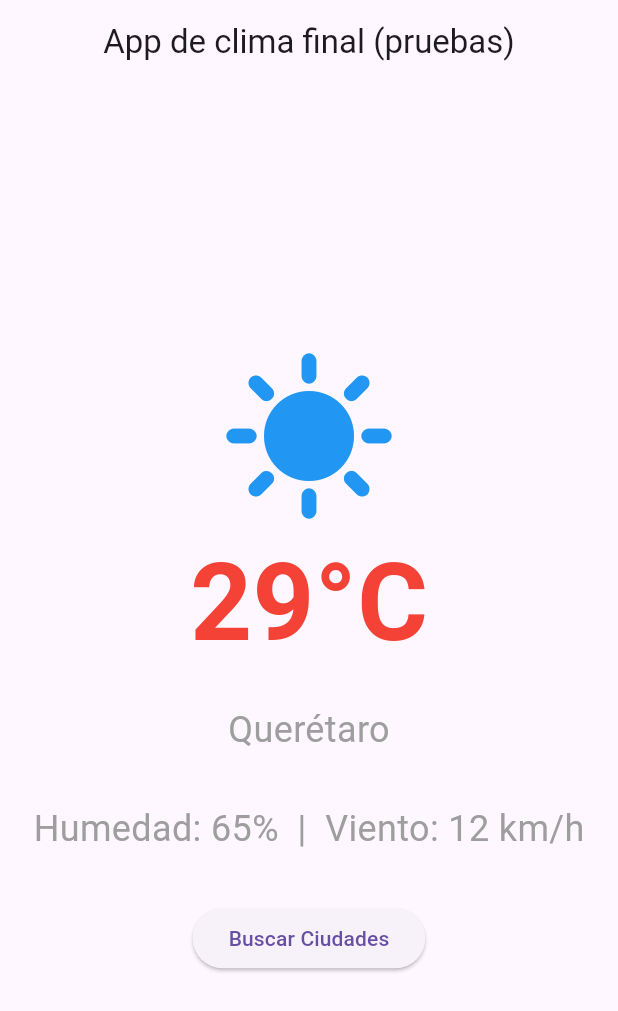
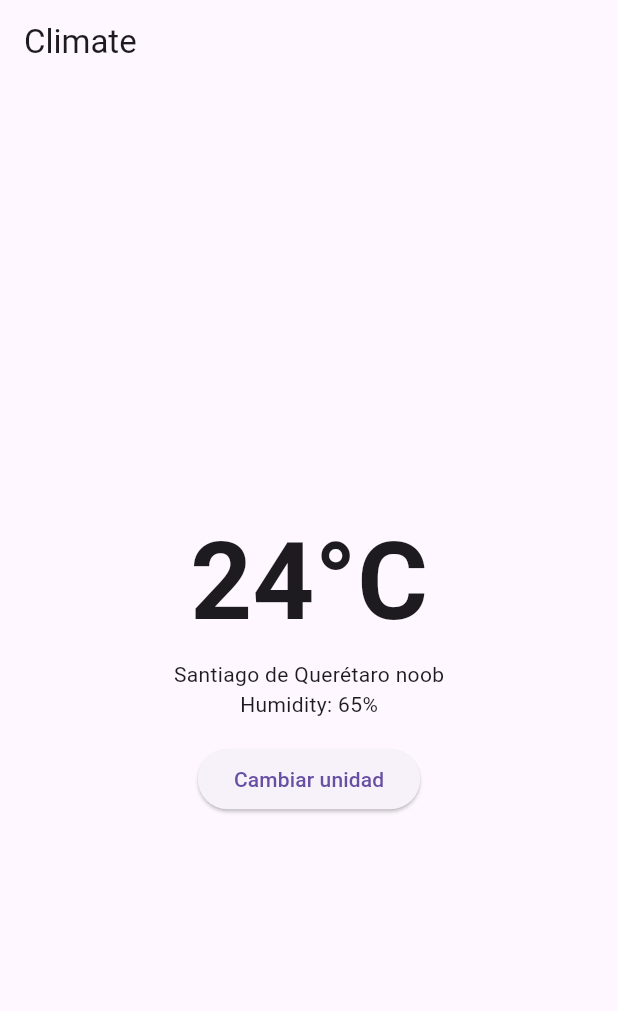
Before and after one commit to Stone3999/practicas, a Flutter app: the screen it shows after launch, on a phone screen of 412 x 824 dp. Shown: the top 1011 px of the screen. Run offline on Flutter 3.47's test engine with Material 3 defaults, Android fonts, the phone set to English and light mode, and no system bars.

Commit message:
Práctica 2.3 - DEQR

```diff
--- a/climate_app/lib/main.dart
+++ b/climate_app/lib/main.dart
@@ -1,22 +1,24 @@
 import 'package:flutter/material.dart';
+import 'package:provider/provider.dart';
 
-import './screens/home_screen.dart';
+import 'providers/weather_provider.dart';
+import 'screens/home_screen.dart';
 void main() {
 runApp(const MyApp());
 }
-
 class MyApp extends StatelessWidget {
 const MyApp({Key? key}) : super(key: key);
-
 @override
 Widget build(BuildContext context) {
-    return MaterialApp(
-      title: 'Flutter Dart pro',
-      theme: ThemeData(
-        primarySwatch: Colors.blue,
-        useMaterial3: true,
+return MultiProvider(
+providers: [
+ChangeNotifierProvider(create: (_) => WeatherProvider()),
+],
+child: MaterialApp(
+title: 'Climate App',
+theme: ThemeData(primarySwatch: Colors.blue, useMaterial3: true),
+home: const HomeScreen(),
 ),
-      home: const HomeScreen(),
 );
 }
 }
--- /dev/null
+++ b/climate_app/lib/models/weather_model.dart
@@ -0,0 +1,47 @@
+class Weather {
+  final String city;
+  final int temperature;
+  final String condition;
+  final int humidity;
+
+  Weather({
+    required this.city,
+    required this.temperature,
+    required this.condition,
+    required this.humidity,
+  });
+
+  // Convertir JSON a Weather (para APIs futuro)
+  factory Weather.fromJson(Map<String, dynamic> json) {
+    if (!json.containsKey('main')) {
+      throw FormatException('Missing main field in weather data');
+    }
+
+    final temp = json['main']['temp'];
+    if (temp is! num) {
+      throw FormatException('Temperature must be number');
+    }
+
+    return Weather(
+      city: json['name'] ?? 'Unknown',
+      temperature: temp.toInt(),
+      condition: (json['weather'] as List?)?.isNotEmpty == true
+          ? json['weather'][0]['main'] ?? 'unknown'
+          : 'unknown',
+      humidity: json['main']['humidity'] ?? 0,
+    );
+  }
+
+  // Convertir Weather a JSON
+  Map<String, dynamic> toJson() => {
+        'city': city,
+        'temperature': temperature,
+        'condition': condition,
+        'humidity': humidity,
+      };
+
+  @override
+  String toString() {
+    return 'Weather(city: $city, temp: $temperature°C, condition: $condition, humidity: $humidity%)';
+  }
+}
--- /dev/null
+++ b/climate_app/lib/providers/weather_provider.dart
@@ -0,0 +1,59 @@
+import 'package:flutter/material.dart';
+import '../models/weather_model.dart';
+
+class WeatherProvider extends ChangeNotifier {
+  Weather? _weather;
+  bool _isLoading = false;
+  String? _errorMessage;
+  int _tempUnit = 0; // 0 = Celsius, 1 = Fahrenheit
+
+  // Getters
+  Weather? get weather => _weather;
+  bool get isLoading => _isLoading;
+  String? get errorMessage => _errorMessage;
+  String get temperatureUnit => _tempUnit == 0 ? '°C' : '°F';
+
+  // Cargar datos (simulado)
+  Future<void> loadWeather(String city) async {
+    _isLoading = true;
+    _errorMessage = null;
+    notifyListeners();
+
+    try {
+      // Simula delay de red
+      await Future.delayed(const Duration(seconds: 1));
+
+      // Datos hardcodeados (en P2.5 será API real)
+      _weather = Weather(
+        city: city,
+        temperature: 24,
+        condition: 'cloudy',
+        humidity: 65,
+      );
+    } catch (e) {
+      _errorMessage = 'Error loading weather: $e';
+    } finally {
+      _isLoading = false;
+      notifyListeners();
+    }
+  }
+
+  // Cambiar unidad de temperatura
+  void toggleTemperatureUnit() {
+    _tempUnit = _tempUnit == 0 ? 1 : 0;
+    notifyListeners();
+  }
+
+  // Actualizar temperatura manualmente
+  void updateTemperature(int newTemp) {
+    if (_weather != null) {
+      _weather = Weather(
+        city: _weather!.city,
+        temperature: newTemp,
+        condition: _weather!.condition,
+        humidity: _weather!.humidity,
+      );
+      notifyListeners();
+    }
+  }
+}
--- a/climate_app/lib/screens/home_screen.dart
+++ b/climate_app/lib/screens/home_screen.dart
@@ -1,77 +1,61 @@
-import 'package:climate_app/screens/search_screen.dart';
-import 'package:climate_app/widgets/weather_icon.dart';
+import 'package:climate_app/providers/weather_provider.dart';
 import 'package:flutter/material.dart';
+import 'package:provider/provider.dart';
 
-class HomeScreen extends StatelessWidget {
+class HomeScreen extends StatefulWidget {
   const HomeScreen({Key? key}) : super(key: key);
 
   @override
+  State<HomeScreen> createState() => _HomeScreenState();
+}
+
+class _HomeScreenState extends State<HomeScreen> {
+  @override
+  void initState() {
+    super.initState();
+    // Carga datos al abrir
+    Provider.of<WeatherProvider>(context, listen: false).loadWeather('Santiago de Querétaro noob');
+  }
+
+  @override
   Widget build(BuildContext context) {
-    final ancho = MediaQuery.of(context).size.width;
+    return Scaffold(
+      appBar: AppBar(title: const Text('Climate')),
+      body: Consumer<WeatherProvider>(
+        builder: (context, weatherProvider, _) {
+          if (weatherProvider.isLoading) {
+            return const Center(child: CircularProgressIndicator());
+          }
 
-    final info = Column(
-      mainAxisAlignment: MainAxisAlignment.center,
-      children: [
-        const Text(
-          '29°C',
-          style: TextStyle(
-            fontSize: 72,
-            fontWeight: FontWeight.bold,
-            color: Colors.red,
-          ),
-        ),
-        const SizedBox(height: 16),
-        const Text(
-          'Querétaro',
-          style: TextStyle(
-            fontSize: 24,
-            color: Colors.grey,
-          ),
-        ),
-        const SizedBox(height: 32),
-        const Text(
-          'Humedad: 65%  |  Viento: 12 km/h',
-          style: TextStyle(
-            fontSize: 24,
-            color: Colors.grey,
-          ),
-        ),
-        const SizedBox(height: 32),
-        ElevatedButton(
-          onPressed: () {
-            Navigator.push(
-              context,
-              MaterialPageRoute(builder: (context) => const SearchScreen()),
-            );
-          },
-          child: const Text('Buscar Ciudades'),
-        ),
-      ],
-    );
+          if (weatherProvider.errorMessage != null) {
+            return Center(child: Text('Error: ${weatherProvider.errorMessage}'));
+          }
 
-    return Scaffold(
-      appBar: AppBar(
-        title: const Text('App de clima final (pruebas)'),
-        centerTitle: true,
-      ),
-      body: Center(
-        child: ancho > 600
-            ? Row(
-                mainAxisAlignment: MainAxisAlignment.spaceEvenly,
-                children: [
-                  const WeatherIcon(estado: 'soleado'),
-                  info,
-                ],
-              )
-            : SingleChildScrollView(
-                child: Column(
-                  mainAxisAlignment: MainAxisAlignment.center,
-                  children: [
-                    const WeatherIcon(estado: 'soleado'),
-                    info,
-                  ],
+          if (weatherProvider.weather == null) {
+            return const Center(child: Text('No data'));
+          }
+
+          final currentWeather = weatherProvider.weather!;
+
+          return Center(
+            child: Column(
+              mainAxisAlignment: MainAxisAlignment.center,
+              children: [
+                Text(
+                  '${currentWeather.temperature}${weatherProvider.temperatureUnit}',
+                  style: const TextStyle(fontSize: 72, fontWeight: FontWeight.bold),
                 ),
-              ),
+                Text(currentWeather.city),
+                Text('Humidity: ${currentWeather.humidity}%'),
+                const SizedBox(height: 16), // Un pequeño espacio antes del botón viene bien
+                ElevatedButton(
+                  onPressed: () => weatherProvider.toggleTemperatureUnit(),
+                  child: const Text('Cambiar unidad'),
+                ),
+              ],
+            ),
+          );
+        },
       ),
     );
   }
--- a/climate_app/pubspec.yaml
+++ b/climate_app/pubspec.yaml
@@ -30,6 +30,8 @@ environment:
 dependencies:
   flutter:
     sdk: flutter
+
+  provider: ^6.0.0
 
   # The following adds the Cupertino Icons font to your application.
   # Use with the CupertinoIcons class for iOS style icons.
```
Also changed, not shown: climate_app/lib/screens/search_screen.dart (+14 -17 lines), climate_app/lib/utils/weather_utils.dart (added, +32 -0 lines), climate_app/pubspec.lock. Lines whose indentation alone changed are shown as unchanged.
